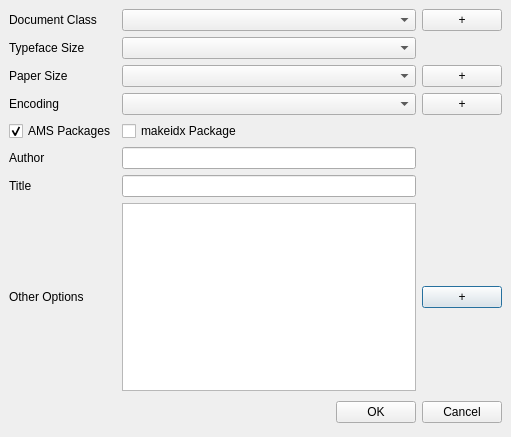
Qt form quickdocumentdialog.ui (orao/texmaker) before a commit.
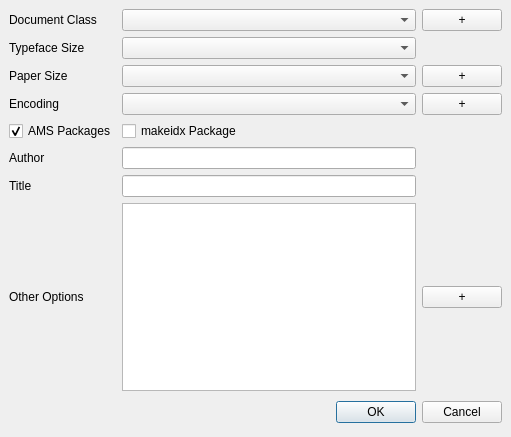
The same form after that commit.

```diff
--- a/quickdocumentdialog.ui
+++ b/quickdocumentdialog.ui
@@ -219,16 +219,9 @@
       </spacer>
      </item>
      <item>
-      <widget class="QPushButton" name="okButton" >
-       <property name="text" >
-        <string>OK</string>
-       </property>
-      </widget>
-     </item>
-     <item>
-      <widget class="QPushButton" name="cancelButton" >
-       <property name="text" >
-        <string>Cancel</string>
+      <widget class="QDialogButtonBox" name="buttonBox">
+       <property name="standardButtons">
+        <set>QDialogButtonBox::Cancel|QDialogButtonBox::Ok</set>
        </property>
       </widget>
      </item>
```
Left out of the diff: 221 changed lines with no effect on the pictures.
